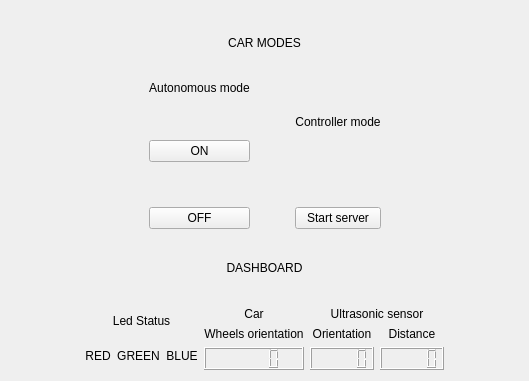
Old version of the form Server/server_GUI.ui in the repository JaumeNB/Robot_controller.
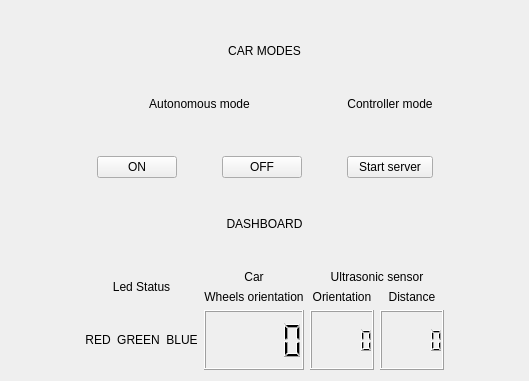
New version of the form.

The edit to the form file:
```diff
--- a/Server/server_GUI.ui
+++ b/Server/server_GUI.ui
@@ -55,6 +55,8 @@
         </widget>
        </item>
        <item>
+        <layout class="QHBoxLayout" name="horizontalLayout_8">
+         <item>
         <widget class="QPushButton" name="auto_on_btn">
          <property name="text">
           <string>ON</string>
@@ -70,6 +72,8 @@
        </item>
       </layout>
      </item>
+      </layout>
+     </item>
      <item>
       <layout class="QVBoxLayout" name="verticalLayout_6">
        <item>
@@ -147,6 +151,12 @@
         <layout class="QHBoxLayout" name="horizontalLayout_4">
          <item>
           <widget class="QLabel" name="red_label">
+           <property name="minimumSize">
+            <size>
+             <width>0</width>
+             <height>60</height>
+            </size>
+           </property>
            <property name="text">
             <string>RED</string>
            </property>
@@ -157,6 +167,12 @@
          </item>
          <item>
           <widget class="QLabel" name="green_label">
+           <property name="minimumSize">
+            <size>
+             <width>0</width>
+             <height>60</height>
+            </size>
+           </property>
            <property name="text">
             <string>GREEN</string>
            </property>
@@ -167,6 +183,12 @@
          </item>
          <item>
           <widget class="QLabel" name="blue_label">
+           <property name="minimumSize">
+            <size>
+             <width>0</width>
+             <height>60</height>
+            </size>
+           </property>
            <property name="text">
             <string>BLUE</string>
            </property>
@@ -208,7 +230,14 @@
        <item>
         <layout class="QHBoxLayout" name="horizontalLayout_2">
          <item>
-          <widget class="QLCDNumber" name="wheel_orientation_lcd"/>
+          <widget class="QLCDNumber" name="wheel_orientation_lcd">
+           <property name="minimumSize">
+            <size>
+             <width>0</width>
+             <height>60</height>
+            </size>
+           </property>
+          </widget>
          </item>
         </layout>
        </item>
@@ -253,10 +282,24 @@
        <item>
         <layout class="QHBoxLayout" name="horizontalLayout_5">
          <item>
-          <widget class="QLCDNumber" name="ultrasonic_orientation_lcd"/>
+          <widget class="QLCDNumber" name="ultrasonic_orientation_lcd">
+           <property name="minimumSize">
+            <size>
+             <width>0</width>
+             <height>60</height>
+            </size>
+           </property>
+          </widget>
          </item>
          <item>
-          <widget class="QLCDNumber" name="ultrasonic_distance_lcd"/>
+          <widget class="QLCDNumber" name="ultrasonic_distance_lcd">
+           <property name="minimumSize">
+            <size>
+             <width>0</width>
+             <height>60</height>
+            </size>
+           </property>
+          </widget>
          </item>
         </layout>
        </item>
```
Lines whose indentation alone changed are shown as unchanged.
